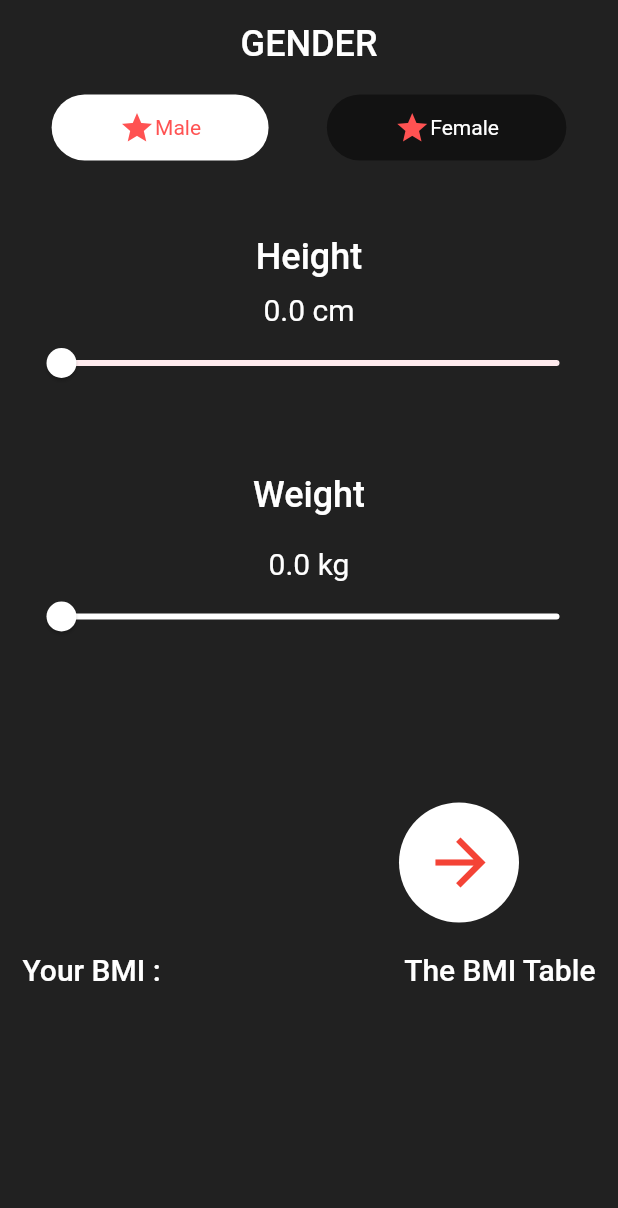
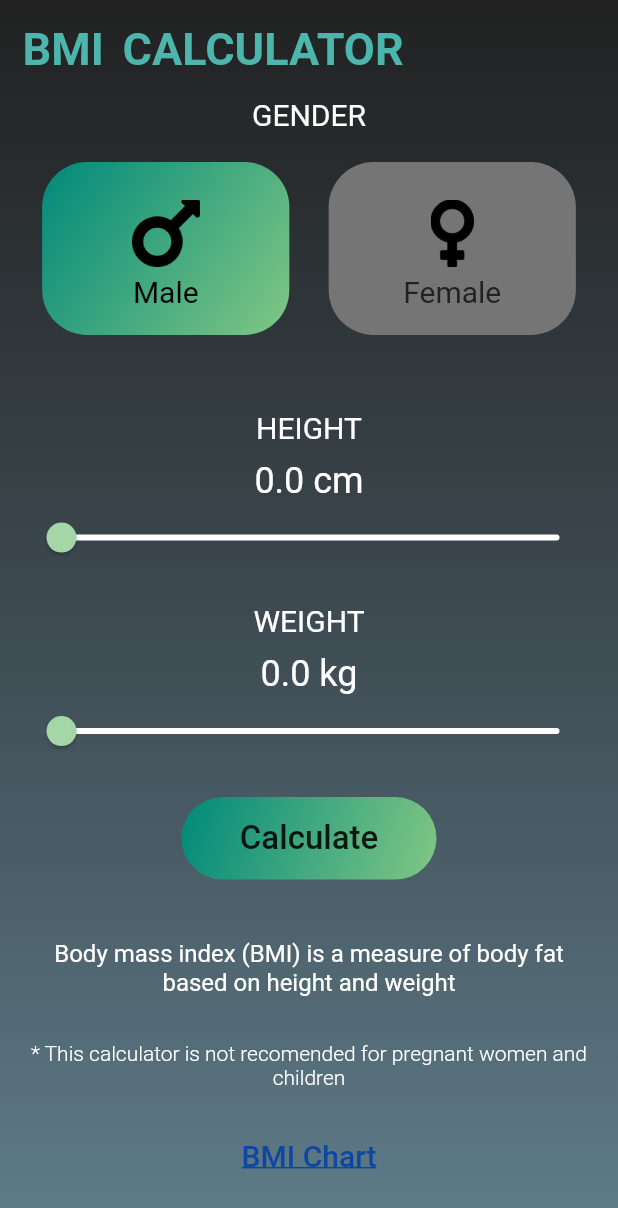
Before and after one commit to IshitaArora-246/BMI_Calculator, a Flutter app: the screen it shows after launch, on a phone screen of 412 x 824 dp. Shown: the top 1208 px of the screen. Run offline on Flutter 3.47's test engine with Material 2 defaults, Android fonts, the phone set to English and light mode, and no system bars.

Commit message:
info added

```diff
--- a/lib/Calculator Screen.dart
+++ /dev/null
@@ -1,201 +0,0 @@
-import 'package:flutter/material.dart';
-import 'package:BMI_Calculator/main.dart';
-
-//Creating stateful widget
-class BmiCalculator extends StatefulWidget {
-  @override
-  State<StatefulWidget> createState() {
-    return _BmiCalculator();
-  }
-}
-
-//State definition
-class _BmiCalculator extends State<BmiCalculator> {
-  //Declaration of variables
-  num _heightValue = 0.0;
-  num _weightValue = 0.0;
-  bool isMale = true;
-  double _bmi = 0;
-  String comments = "";
-
-  @override
-  Widget build(BuildContext context) {
-    return Scaffold(
-      body: Container(
-        color: Colors.black87,
-        padding: EdgeInsets.all(15.0),
-        child: SafeArea(
-          child: Column(
-            children: [
-              Column(
-                children: [
-                  Text(
-                    "GENDER",
-                    style: TextStyle(
-                        fontSize: 24.0,
-                        fontWeight: FontWeight.w500,
-                        color: Colors.white),
-                  ),
-                  SizedBox(
-                    height: 20,
-                  ),
-                  Row(
-                    mainAxisAlignment: MainAxisAlignment.spaceAround,
-                    children: [
-                      InkWell(
-                        onTap: () {
-                          if (!isMale)
-                            setState(() {
-                              isMale = true;
-                            });
-                        },
-                        child: genderCard(gender: "Male", isSelected: isMale),
-                      ),
-                      InkWell(
-                        onTap: () {
-                          if (isMale)
-                            setState(() {
-                              isMale = false;
-                            });
-                        },
-                        child:
-                            genderCard(gender: "Female", isSelected: !isMale),
-                      ),
-                    ],
-                  ),
-                  SizedBox(height: 50.0),
-                  Text(
-                    "Height",
-                    style: TextStyle(
-                        color: Colors.white,
-                        fontSize: 24.0,
-                        fontWeight: FontWeight.w500),
-                  ),
-                  SizedBox(height: 10.0),
-                  Text(
-                    "$_heightValue cm",
-                    style: TextStyle(color: Colors.white, fontSize: 20.0),
-                  ),
-                  Slider(
-                    value: _heightValue,
-                    activeColor: Colors.white,
-                    inactiveColor: Colors.red[50],
-                    min: 0,
-                    max: 200,
-                    divisions: 200,
-                    onChanged: (changeValue) {
-                      setState(() {
-                        _heightValue = changeValue;
-                      });
-                    },
-                  ),
-                  SizedBox(height: 50.0),
-                  Text(
-                    "Weight",
-                    style: TextStyle(
-                        color: Colors.white,
-                        fontSize: 24.0,
-                        fontWeight: FontWeight.w500),
-                  ),
-                  SizedBox(height: 20.0),
-                  Text(
-                    "$_weightValue kg",
-                    style: TextStyle(color: Colors.white, fontSize: 20.0),
-                  ),
-                  Slider(
-                    value: _weightValue,
-                    activeColor: Colors.white,
-                    inactiveColor: Colors.white,
-                    min: 0,
-                    max: 120,
-                    divisions: 120,
-                    onChanged: (changeValue) {
-                      setState(() {
-                        _weightValue = changeValue;
-                      });
-                    },
-                  ),
-                  SizedBox(height: 100.0),
-                  Container(
-                    height: 80,
-                    width: 80,
-                    margin: EdgeInsets.only(left: 200),
-                    decoration: BoxDecoration(
-                      color: Colors.white,
-                      borderRadius: BorderRadius.circular(80),
-                    ),
-                    child: FlatButton(
-                      onPressed: () {},
-                      child: Icon(Icons.arrow_forward,
-                          size: 50, color: Colors.red),
-                    ),
-                  ),
-                  SizedBox(height: 20.0),
-                  Row(
-                    mainAxisAlignment: MainAxisAlignment.spaceBetween,
-                    children: [
-                      Text(
-                        "Your BMI : ",
-                        style: TextStyle(
-                            color: Colors.white,
-                            fontWeight: FontWeight.w500,
-                            fontSize: 20),
-                      ),
-                      Text("The BMI Table",
-                          style: TextStyle(
-                              color: Colors.white,
-                              fontWeight: FontWeight.w500,
-                              fontSize: 20)),
-                    ],
-                  ),
-                ],
-              ),
-            ],
-          ),
-        ),
-      ),
-    );
-  }
-
-  //Function definitions
-
-  void calculateBMI() {
-    _bmi = (_weightValue / ((_heightValue * _heightValue) / 10000));
-    // return _bmi;
-  }
-
-  String Remarks(var _bmi) {
-    if (_bmi >= 18.5 && _bmi <= 25) {
-      comments = "You are Totaly Fit";
-    } else if (_bmi < 18.5) {
-      comments = "You are Underweighted";
-    } else if (_bmi > 25 && _bmi <= 30) {
-      comments = "You are Overweighted";
-    } else {
-      comments = "You are Obesed";
-    }
-    return comments;
-  }
-
-  Widget genderCard({String gender, bool isSelected}) {
-    return Container(
-      padding: EdgeInsets.symmetric(horizontal: 45.0, vertical: 10.0),
-      decoration: BoxDecoration(
-          color: isSelected ? Colors.white : Colors.black45,
-          borderRadius: BorderRadius.circular(40)),
-      child: Row(
-        children: [
-          Icon(
-            Icons.star,
-            color: Colors.redAccent,
-          ),
-          Text(
-            gender,
-            style:
-                TextStyle(color: isSelected ? Colors.redAccent : Colors.white),
-          )
-        ],
-      ),
-    );
-  }
-}
--- a/lib/main.dart
+++ b/lib/main.dart
@@ -1,5 +1,5 @@
 import 'package:flutter/material.dart';
-import 'Calculator Screen.dart';
+import 'screens/home.dart';
 
 void main() => runApp(MyApp());
 
--- /dev/null
+++ b/lib/screens/home.dart
@@ -0,0 +1,308 @@
+import 'package:BMI_Calculator/screens/infoScreen.dart';
+import 'package:flutter/material.dart';
+
+//Creating stateful widget
+class BmiCalculator extends StatefulWidget {
+  @override
+  State<StatefulWidget> createState() {
+    return _BmiCalculator();
+  }
+}
+
+//State definition
+class _BmiCalculator extends State<BmiCalculator> {
+  //Declaration of variables
+  double screenHeight;
+  double screenWidth;
+  num _heightValue = 0.0;
+  num _weightValue = 0.0;
+  bool isMale = true;
+  double _bmi = 0;
+  String comments = "";
+  bool isCalculated = false;
+  TextEditingController height = TextEditingController();
+
+  @override
+  Widget build(BuildContext context) {
+    screenHeight = MediaQuery.of(context).size.height;
+    screenWidth = MediaQuery.of(context).size.width;
+
+    return Scaffold(
+      body: Container(
+        decoration: BoxDecoration(
+            gradient: LinearGradient(
+                begin: Alignment.topCenter,
+                end: Alignment.bottomCenter,
+                colors: [Colors.black87, Colors.blueGrey])),
+        padding: EdgeInsets.all(15.0),
+        child: SafeArea(
+          child: Column(
+            children: [
+              Column(
+                children: [
+                  Row(
+                    children: [
+                      Text("BMI CALCULATOR",
+                          textAlign: TextAlign.left,
+                          style: TextStyle(
+                              fontSize: 30,
+                              fontWeight: FontWeight.bold,
+                              wordSpacing: 5,
+                              color: Colors.teal[300])),
+                    ],
+                  ),
+                  SizedBox(height: 15.0),
+                  Text(
+                    "GENDER",
+                    style: TextStyle(
+                        fontSize: 20.0,
+                        fontWeight: FontWeight.w400,
+                        color: Colors.white),
+                  ),
+                  SizedBox(
+                    height: 20,
+                  ),
+                  Row(
+                    mainAxisAlignment: MainAxisAlignment.spaceAround,
+                    children: [
+                      InkWell(
+                        onTap: () {
+                          if (!isMale)
+                            setState(() {
+                              isMale = true;
+                            });
+                        },
+                        child: genderCard(gender: "Male", isSelected: isMale),
+                      ),
+                      InkWell(
+                        onTap: () {
+                          if (isMale)
+                            setState(() {
+                              isMale = false;
+                            });
+                        },
+                        child:
+                            genderCard(gender: "Female", isSelected: !isMale),
+                      ),
+                    ],
+                  ),
+                  SizedBox(height: 50.0),
+                  Text(
+                    "HEIGHT",
+                    style: TextStyle(
+                        color: Colors.white,
+                        fontSize: 20.0,
+                        fontWeight: FontWeight.w400),
+                  ),
+                  SizedBox(height: 10.0),
+                  Text(
+                    "${_heightValue.toStringAsFixed(1)} cm",
+                    style: TextStyle(color: Colors.white, fontSize: 24.0),
+                  ),
+                  Slider(
+                    value: _heightValue,
+                    activeColor: Colors.green[200],
+                    inactiveColor: Colors.white,
+                    min: 0,
+                    max: 200,
+                    divisions: 400,
+                    onChanged: (changeValue) {
+                      setState(() {
+                        _heightValue = changeValue;
+                      });
+                    },
+                  ),
+                  SizedBox(height: 20.0),
+                  Text(
+                    "WEIGHT",
+                    style: TextStyle(
+                        color: Colors.white,
+                        fontSize: 20.0,
+                        fontWeight: FontWeight.w400),
+                  ),
+                  SizedBox(height: 10.0),
+                  Text(
+                    "${_weightValue.toStringAsFixed(1)} kg",
+                    style: TextStyle(color: Colors.white, fontSize: 24.0),
+                  ),
+                  Slider(
+                    value: _weightValue,
+                    activeColor: Colors.green[200],
+                    inactiveColor: Colors.white,
+                    min: 0,
+                    max: 120,
+                    divisions: 240,
+                    onChanged: (changeValue) {
+                      setState(() {
+                        _weightValue = changeValue;
+                      });
+                    },
+                  ),
+                  SizedBox(height: 20.0),
+                  Container(
+                    height: 55,
+                    width: 170,
+                    margin: EdgeInsets.symmetric(horizontal: 20),
+                    decoration: BoxDecoration(
+                      gradient: LinearGradient(
+                          begin: Alignment.topLeft,
+                          end: Alignment.bottomRight,
+                          colors: [Colors.teal[600], Colors.green[300]]),
+                      borderRadius: BorderRadius.circular(70),
+                    ),
+                    child: FlatButton(
+                      onPressed: () {
+                        calculateBMI();
+                      },
+                      child: Text("Calculate", style: TextStyle(fontSize: 22)),
+                    ),
+                  ),
+                  SizedBox(height: 40.0),
+                  showText(),
+                  SizedBox(height: 20.0),
+                  FlatButton(
+                    onPressed: () {
+                      Navigator.push(
+                          context,
+                          MaterialPageRoute(
+                              builder: (context) => InfoScreen()));
+                      setState(() {
+                        _heightValue = 0.0;
+                        _weightValue = 0.0;
+                        isCalculated = false;
+                      });
+                    },
+                    child: Text(
+                      "BMI Chart",
+                      style: TextStyle(
+                          fontSize: 20,
+                          decoration: TextDecoration.underline,
+                          color: Colors.blue[900]),
+                    ),
+                  ),
+                ],
+              ),
+            ],
+          ),
+        ),
+      ),
+    );
+  }
+
+  //Function definitions
+
+  Widget showText() {
+    if (isCalculated) {
+      return Column(children: [
+        Text(
+          "Your BMI : $_bmi",
+          style: TextStyle(
+              color: Colors.white, fontWeight: FontWeight.w400, fontSize: 36),
+        ),
+        SizedBox(height: 10),
+        Text(
+          "$comments",
+          style: TextStyle(
+              color: Colors.tealAccent,
+              fontWeight: FontWeight.w400,
+              fontSize: 24),
+        ),
+      ]);
+    } else {
+      return Column(children: [
+        Center(
+          child: Text(
+              "Body mass index (BMI) is a measure of body fat based on height and weight",
+              textAlign: TextAlign.center,
+              style: TextStyle(
+                color: Colors.white,
+                fontWeight: FontWeight.w400,
+                fontSize: 16,
+              )),
+        ),
+        SizedBox(height: 30),
+        Center(
+          child: Text(
+              "* This calculator is not recomended for pregnant women and children",
+              textAlign: TextAlign.center,
+              style: TextStyle(
+                color: Colors.white,
+                fontWeight: FontWeight.w300,
+                fontSize: 14,
+              )),
+        )
+      ]);
+    }
+  }
+
+  Widget genderCard({String gender, bool isSelected}) {
+    return Container(
+      height: screenHeight * 0.14,
+      width: screenWidth * 0.4,
+      padding: EdgeInsets.symmetric(horizontal: 45.0, vertical: 10.0),
+      decoration: BoxDecoration(
+          gradient: LinearGradient(
+              begin: Alignment.topLeft,
+              end: Alignment.bottomRight,
+              colors: isSelected
+                  ? [Colors.teal[600], Colors.green[300]]
+                  : [Colors.grey[600], Colors.grey[600]]),
+          borderRadius: BorderRadius.circular(30)),
+      child: Center(
+        child: Column(
+          children: [
+            SizedBox(height: 15.0),
+            if (gender == "Male")
+              (Image.asset(
+                "assets/male.png",
+                width: 45,
+                height: 45,
+              ))
+            else
+              (Image.asset(
+                "assets/female.png",
+                width: 45,
+                height: 45,
+              )),
+            SizedBox(height: 5.0),
+            Text(
+              ("$gender"),
+              style: TextStyle(
+                  color: isSelected ? Colors.black : Colors.grey[900],
+                  fontSize: 20),
+            )
+          ],
+        ),
+      ),
+    );
+  }
+
+  void calculateBMI() {
+    isCalculated = true;
+    setState(() {
+      print("$_heightValue");
+      print("$_weightValue");
+      _bmi = (_weightValue / ((_heightValue * _heightValue) / 10000));
+
+      var finalResult;
+
+      _bmi = _bmi * 100;
+
+      finalResult = _bmi.round();
+
+      _bmi = finalResult / 100;
+
+      debugPrint("$_bmi");
+
+      if (_bmi >= 18.5 && _bmi <= 25) {
+        comments = "You are Totally Fit!";
+      } else if (_bmi < 18.5) {
+        comments = "You are Underweight!";
+      } else if (_bmi > 25 && _bmi <= 30) {
+        comments = "You are Overweight!";
+      } else {
+        comments = "You are Obese!";
+      }
+    });
+  }
+}
--- /dev/null
+++ b/lib/screens/infoScreen.dart
@@ -0,0 +1,78 @@
+import 'package:flutter/material.dart';
+
+class InfoScreen extends StatelessWidget {
+  InfoScreen({Key key}) : super(key: key);
+
+  final List<String> facts = [
+    "BMI has been used to give an idea about whether people are overweight or underweight for over 100 years.",
+    "A BMI of between 18.5 and 24.99 is considered healthy, but some people are healthy with other BMIs.",
+    "At the same BMI, women tend to have more body fat than men.",
+    "At the same BMI, older people, on average, tend to have more body fat than younger adults.",
+    "At the same BMI, athletes have less body fat than do non-athletes.",
+  ];
+
+  @override
+  Widget build(BuildContext context) {
+    return Scaffold(
+      body: Container(
+        decoration: BoxDecoration(
+            gradient: LinearGradient(
+                begin: Alignment.topCenter,
+                end: Alignment.bottomCenter,
+                colors: [Colors.black87, Colors.blueGrey])),
+        padding: EdgeInsets.only(top: 15.0),
+        child: SafeArea(
+          child: Column(children: [
+            Row(
+              mainAxisAlignment: MainAxisAlignment.spaceBetween,
+              crossAxisAlignment: CrossAxisAlignment.center,
+              children: [
+                IconButton(
+                    icon: Icon(Icons.arrow_back,
+                        color: Colors.tealAccent, size: 35),
+                    onPressed: () {
+                      Navigator.pop(context);
+                    }),
+                Text("Facts about BMI",
+                    style: TextStyle(
+                      color: Colors.white,
+                      fontSize: 28,
+                      fontWeight: FontWeight.w600,
+                    )),
+                SizedBox(
+                  width: 24,
+                ),
+              ],
+            ),
+            SizedBox(height: 20.0),
+            Column(
+              children: List.generate(
+                  facts.length, (index) => listItems(facts[index])),
+            ),
+            SizedBox(height: 20.0),
+            Container(
+                margin: EdgeInsets.symmetric(
+                  horizontal: 20.0,
+                ),
+                child: Image.asset("assets/chart.jpg")),
+          ]),
+        ),
+      ),
+    );
+  }
+
+  Widget listItems(String fact) {
+    return Column(
+      children: [
+        ListTile(
+            leading: Icon(
+              Icons.arrow_right,
+              color: Colors.white,
+            ),
+            title: Text("$fact",
+                style: TextStyle(fontSize: 18, color: Colors.white))),
+        SizedBox(height: 15.0),
+      ],
+    );
+  }
+}
--- a/pubspec.yaml
+++ b/pubspec.yaml
@@ -44,8 +44,9 @@ flutter:
 
   # To add assets to your application, add an assets section, like this:
   assets:
-    - assets/boy.png
-  #   - images/a_dot_ham.jpeg
+    - assets/male.png
+    - assets/female.png
+    - assets/chart.jpg
 
   # An image asset can refer to one or more resolution-specific "variants", see
   # https://flutter.dev/assets-and-images/#resolution-aware.
```
Also changed, not shown: assets/BMI-chart.webp (added), assets/BMI.jpg (deleted), assets/chart.jpg (added), assets/female.png (added), assets/heart.jpg (deleted), assets/male.png (added), readme.txt (added), 6 other files.
